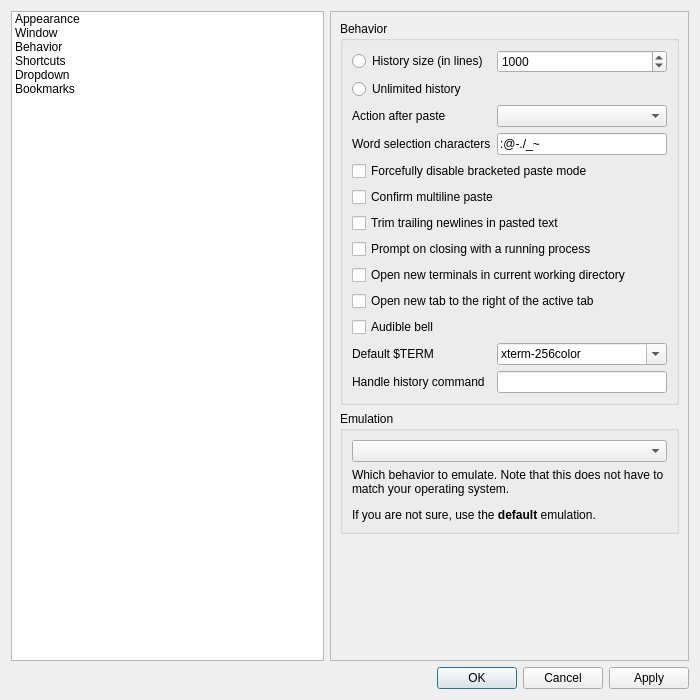
Qt form src/forms/propertiesdialog.ui (lxqt/qterminal) before a commit.
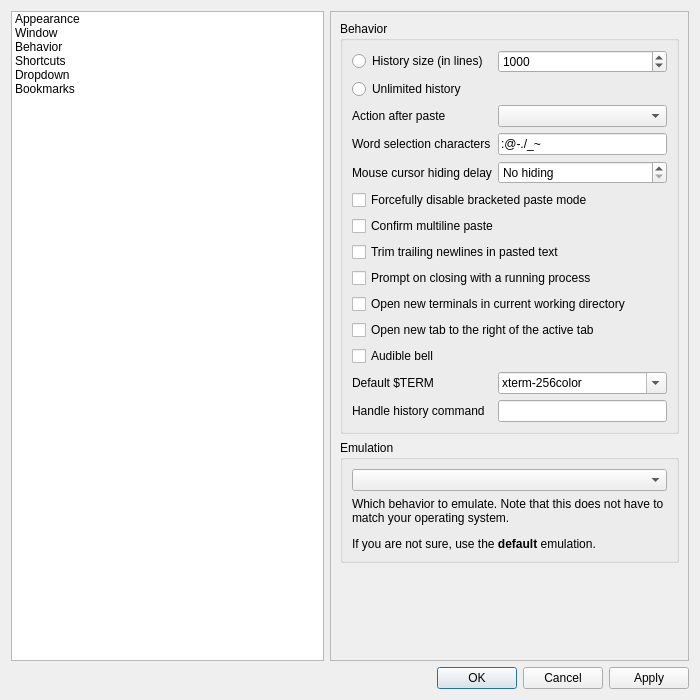
The same form after that commit. The open tabs and pages were chosen to show the change. Icons and pictures are not drawn.

Commit message:
Added option for mouse cursor auto-hiding (#1222)
This patch needs https://github.com/lxqt/qtermwidget/pull/582.

The new option is in Preferences → Behavior. It can be from "No hiding" to 60 seconds. A value of zero hides the cursor immediately (as designed by @luebking).

Closes https://github.com/lxqt/qterminal/issues/403

```diff
--- a/src/forms/propertiesdialog.ui
+++ b/src/forms/propertiesdialog.ui
@@ -772,7 +772,33 @@
                 </property>
                </widget>
               </item>
-              <item row="4" column="0" colspan="2">
+              <item row="4" column="0">
+               <widget class="QLabel" name="label_4">
+                <property name="text">
+                 <string>Mouse cursor hiding delay</string>
+                </property>
+               </widget>
+              </item>
+              <item row="4" column="1">
+               <widget class="QSpinBox" name="mouseAutoHideSpinBox">
+                <property name="specialValueText">
+                 <string>No hiding</string>
+                </property>
+                <property name="suffix">
+                 <string> sec</string>
+                </property>
+                <property name="minimum">
+                 <number>-1</number>
+                </property>
+                <property name="maximum">
+                 <number>60</number>
+                </property>
+                <property name="value">
+                 <number>-1</number>
+                </property>
+               </widget>
+              </item>
+              <item row="5" column="0" colspan="2">
                <widget class="QCheckBox" name="disableBracketedPasteModeCheckBox">
                 <property name="toolTip">
                  <string>Bracketed paste mode is useful for pasting multiline strings.</string>
@@ -782,35 +808,35 @@
                 </property>
                </widget>
               </item>
-              <item row="5" column="0" colspan="2">
+              <item row="6" column="0" colspan="2">
                <widget class="QCheckBox" name="confirmMultilinePasteCheckBox">
                 <property name="text">
                  <string>Confirm multiline paste</string>
                 </property>
                </widget>
               </item>
-              <item row="6" column="0" colspan="2">
+              <item row="7" column="0" colspan="2">
                <widget class="QCheckBox" name="trimPastedTrailingNewlinesCheckBox">
                 <property name="text">
                  <string>Trim trailing newlines in pasted text</string>
                 </property>
                </widget>
               </item>
-              <item row="7" column="0" colspan="2">
+              <item row="8" column="0" colspan="2">
                <widget class="QCheckBox" name="askOnExitCheckBox">
                 <property name="text">
                  <string>Prompt on closing with a running process</string>
                 </property>
                </widget>
               </item>
-              <item row="8" column="0" colspan="2">
+              <item row="9" column="0" colspan="2">
                <widget class="QCheckBox" name="useCwdCheckBox">
                 <property name="text">
                  <string>Open new terminals in current working directory</string>
                 </property>
                </widget>
               </item>
-              <item row="9" column="0" colspan="2">
+              <item row="10" column="0" colspan="2">
                <widget class="QCheckBox" name="openNewTabRightToActiveTabCheckBox">
                 <property name="toolTip">
                  <string>If unchecked the new tab will be opened as the rightmost tab</string>
@@ -820,21 +846,21 @@
                 </property>
                </widget>
               </item>
-              <item row="10" column="0">
+              <item row="11" column="0">
                <widget class="QCheckBox" name="audibleBellCheckBox">
                 <property name="text">
                  <string>Audible bell</string>
                 </property>
                </widget>
               </item>
-              <item row="11" column="0">
+              <item row="12" column="0">
                <widget class="QLabel" name="label_14">
                 <property name="text">
                  <string>Default $TERM</string>
                 </property>
                </widget>
               </item>
-              <item row="11" column="1">
+              <item row="12" column="1">
                <widget class="QComboBox" name="termComboBox">
                 <property name="sizePolicy">
                  <sizepolicy hsizetype="Expanding" vsizetype="Fixed">
@@ -860,10 +886,10 @@
                 </item>
                </widget>
               </item>
-              <item row="12" column="1">
+              <item row="13" column="1">
                <widget class="QLineEdit" name="handleHistoryLineEdit"/>
               </item>
-              <item row="12" column="0">
+              <item row="13" column="0">
                <widget class="QLabel" name="label_17">
                 <property name="toolTip">
                  <string>This command will be run with an argument containing the file name of a tempfile containing the scrollback history</string>
```
The commit also changes 4 other files.
